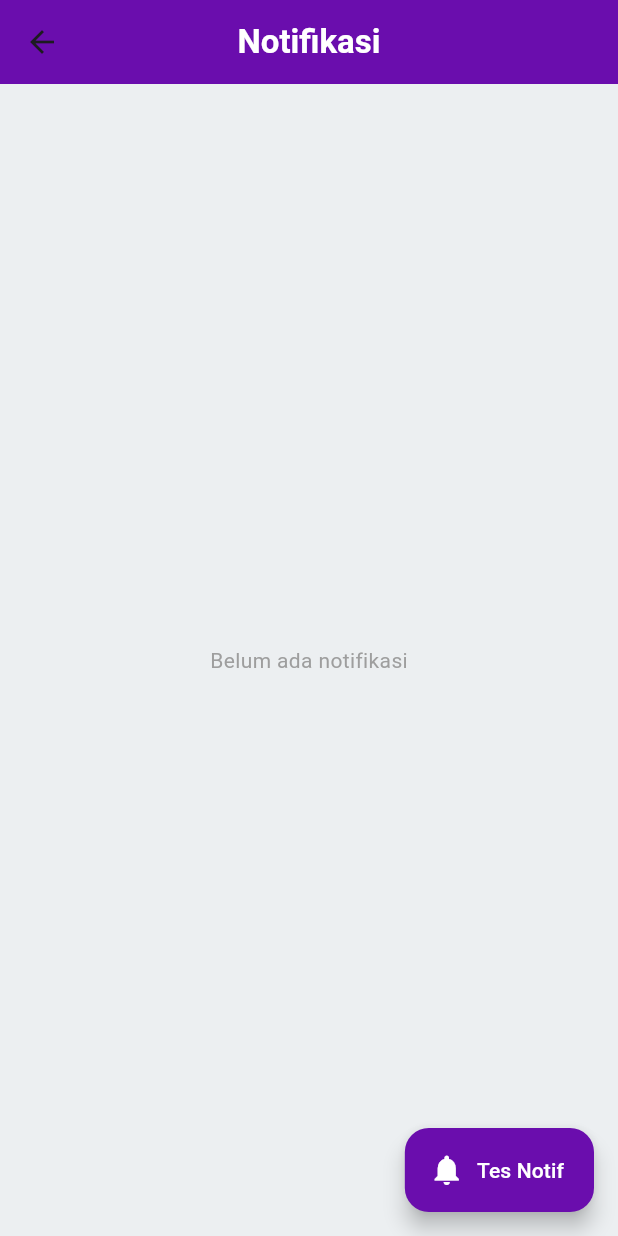
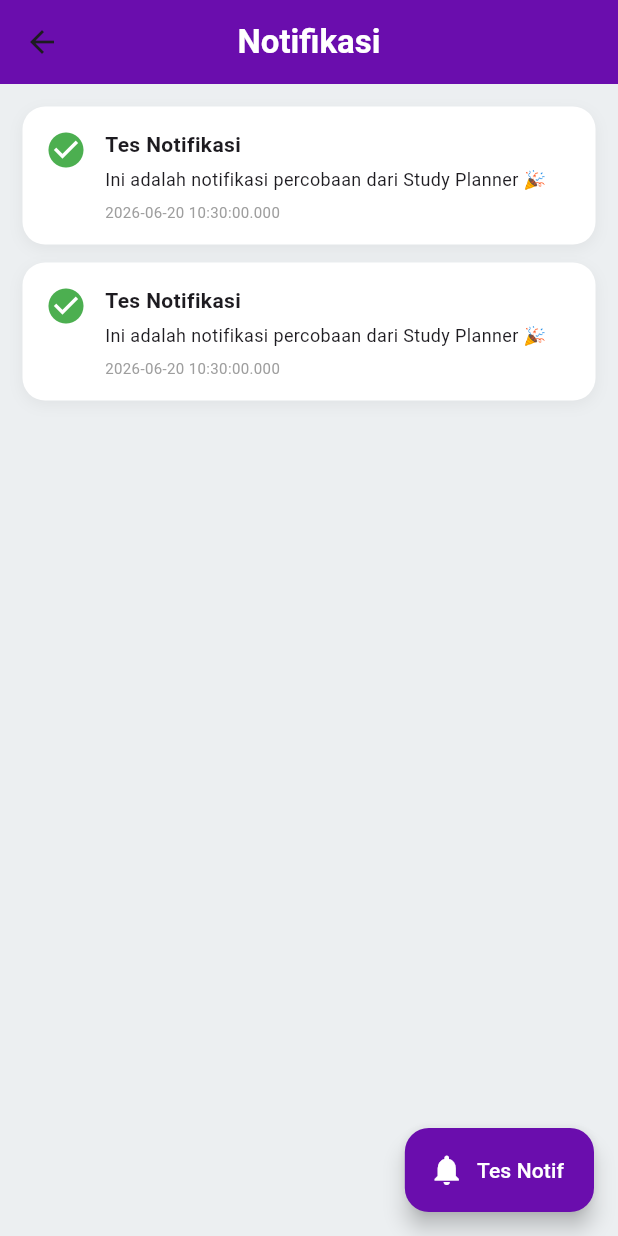
Before and after one commit to Hoshinovaa/study-planner-main, a Flutter app: the ScheduleScreen screen opened by its route, after a tap on "Tes Notif", on a phone screen of 412 x 824 dp. Run offline on Flutter 3.47's test engine with Material 3 defaults, Android fonts, the phone set to English and light mode, and no system bars; our stand-ins replace cloud_firestore, firebase_auth, firebase_core, flutter_local_notifications, geocoding, geolocator and 3 more; accounts and stored records are empty.

Commit message:
fix notif tidak muncul

```diff
--- a/lib/screens/schedule_screen.dart
+++ b/lib/screens/schedule_screen.dart
@@ -38,7 +38,6 @@ class ScheduleScreen extends StatelessWidget {
               stream: FirebaseFirestore.instance
                   .collection("notifications")
                   .where("uid", isEqualTo: uid)
-                  .orderBy("createdAt", descending: true)
                   .snapshots(),
               builder: (context, snapshot) {
                 if (snapshot.connectionState == ConnectionState.waiting) {
@@ -136,7 +135,7 @@ class ScheduleScreen extends StatelessWidget {
       floatingActionButton: FloatingActionButton.extended(
         backgroundColor: const Color(0xFF6A0DAD),
         onPressed: () async {
-          await NotificationService.showInstantNotification(
+          await NotificationService.createNotification(
             title: "Tes Notifikasi",
             body: "Ini adalah notifikasi percobaan dari Study Planner 🎉",
           );
--- a/lib/services/notification_service.dart
+++ b/lib/services/notification_service.dart
@@ -9,24 +9,51 @@ class NotificationService {
 
   /// INIT
   static Future<void> init() async {
-    const android = AndroidInitializationSettings('@mipmap/ic_launcher');
+    const android = AndroidInitializationSettings(
+      '@mipmap/ic_launcher',
+    );
 
-    const settings = InitializationSettings(android: android);
+    const settings = InitializationSettings(
+      android: android,
+    );
 
     await _plugin.initialize(settings);
+
+    await _plugin
+        .resolvePlatformSpecificImplementation<
+            AndroidFlutterLocalNotificationsPlugin>()
+        ?.requestNotificationsPermission();
+
+    const AndroidNotificationChannel channel =
+        AndroidNotificationChannel(
+      'study_planner_channel',
+      'Study Planner Notifications',
+      description: 'Notifikasi aplikasi Study Planner',
+      importance: Importance.max,
+    );
+
+    await _plugin
+        .resolvePlatformSpecificImplementation<
+            AndroidFlutterLocalNotificationsPlugin>()
+        ?.createNotificationChannel(channel);
   }
 
-  /// INSTANT NOTIF
+  /// NOTIFIKASI INSTAN
   static Future<void> showInstantNotification({
     required String title,
     required String body,
     bool playSound = true,
   }) async {
-    const androidDetails = AndroidNotificationDetails(
-      'instant_channel',
-      'Instant Notification',
+    final androidDetails =
+        AndroidNotificationDetails(
+      'study_planner_channel',
+      'Study Planner Notifications',
+      channelDescription:
+          'Notifikasi aplikasi Study Planner',
       importance: Importance.max,
       priority: Priority.high,
+      playSound: playSound,
+      enableVibration: playSound,
     );
 
     await _plugin.show(
@@ -35,54 +62,104 @@ class NotificationService {
       body,
       NotificationDetails(android: androidDetails),
     );
+
+    await saveToFirestore(
+      title: title,
+      desc: body,
+    );
   }
 
-  /// SCHEDULE NOTIF (H-1 JAM)
-  static Future<void> scheduleDeadlineNotification({
+  /// SIMPAN KE FIRESTORE
+  static Future<void> saveToFirestore({
+    required String title,
+    required String desc,
+  }) async {
+    final uid =
+        FirebaseAuth.instance.currentUser?.uid;
+
+    if (uid == null) return;
+
+    await FirebaseFirestore.instance
+        .collection('notifications')
+        .add({
+      'uid': uid,
+      'title': title,
+      'desc': desc,
+      'createdAt':
+          FieldValue.serverTimestamp(),
+    });
+  }
+
+  /// NOTIFIKASI + FIRESTORE
+  static Future<void> createNotification({
+    required String title,
+    required String body,
+    bool playSound = true,
+  }) async {
+    await saveToFirestore(
+      title: title,
+      desc: body,
+    );
+
+    await showInstantNotification(
+      title: title,
+      body: body,
+      playSound: playSound,
+    );
+  }
+
+  /// DEADLINE H-1 JAM
+  static Future<void>
+      scheduleDeadlineNotification({
     required String taskId,
     required String title,
     required String matkul,
     required DateTime deadline,
     required bool playSound,
   }) async {
-    final scheduledTime = deadline.subtract(const Duration(hours: 1));
+    final scheduledTime =
+        deadline.subtract(
+      const Duration(hours: 1),
+    );
 
-    if (scheduledTime.isBefore(DateTime.now())) return;
+    if (scheduledTime.isBefore(
+      DateTime.now(),
+    )) {
+      return;
+    }
 
     await _plugin.zonedSchedule(
       taskId.hashCode,
       "Deadline Hampir Tiba ⏰",
       "Tugas $matkul akan deadline 1 jam lagi",
-      tz.TZDateTime.from(scheduledTime, tz.local),
+      tz.TZDateTime.from(
+        scheduledTime,
+        tz.local,
+      ),
       NotificationDetails(
         android: AndroidNotificationDetails(
           'deadline_channel',
           'Deadline Notification',
+          channelDescription:
+              'Pengingat deadline tugas',
           importance: Importance.max,
           priority: Priority.high,
           playSound: playSound,
           enableVibration: playSound,
         ),
       ),
-      androidAllowWhileIdle: true,
+      androidScheduleMode:
+          AndroidScheduleMode
+              .exactAllowWhileIdle,
       uiLocalNotificationDateInterpretation:
-          UILocalNotificationDateInterpretation.absoluteTime,
+          UILocalNotificationDateInterpretation
+              .absoluteTime,
+    );
+
+    await saveToFirestore(
+      title: "Deadline Dijadwalkan",
+      desc:
+          "Reminder untuk tugas $title berhasil dibuat",
     );
   }
-
-  /// SAVE NOTIFICATION TO FIRESTORE
-  static Future<void> saveToFirestore({
-    required String title,
-    required String desc,
-  }) async {
-    final uid = FirebaseAuth.instance.currentUser?.uid;
-    if (uid == null) return;
-
-    await FirebaseFirestore.instance.collection('notifications').add({
-      'uid': uid,
-      'title': title,
-      'desc': desc,
-      'createdAt': FieldValue.serverTimestamp(),
-    });
-  }
 }
--- a/lib/widgets/task_card.dart
+++ b/lib/widgets/task_card.dart
@@ -76,7 +76,7 @@ class TaskCard extends StatelessWidget {
       /// NOTIFIKASI SAAT SELESAI
       if (result == "SELESAI") {
         try {
-          await NotificationService.showInstantNotification(
+          await NotificationService.createNotification(
             title: "Tugas Selesai 🎉",
             body: "$title telah selesai!",
           );
```
Also changed, not shown: 1 other file.
